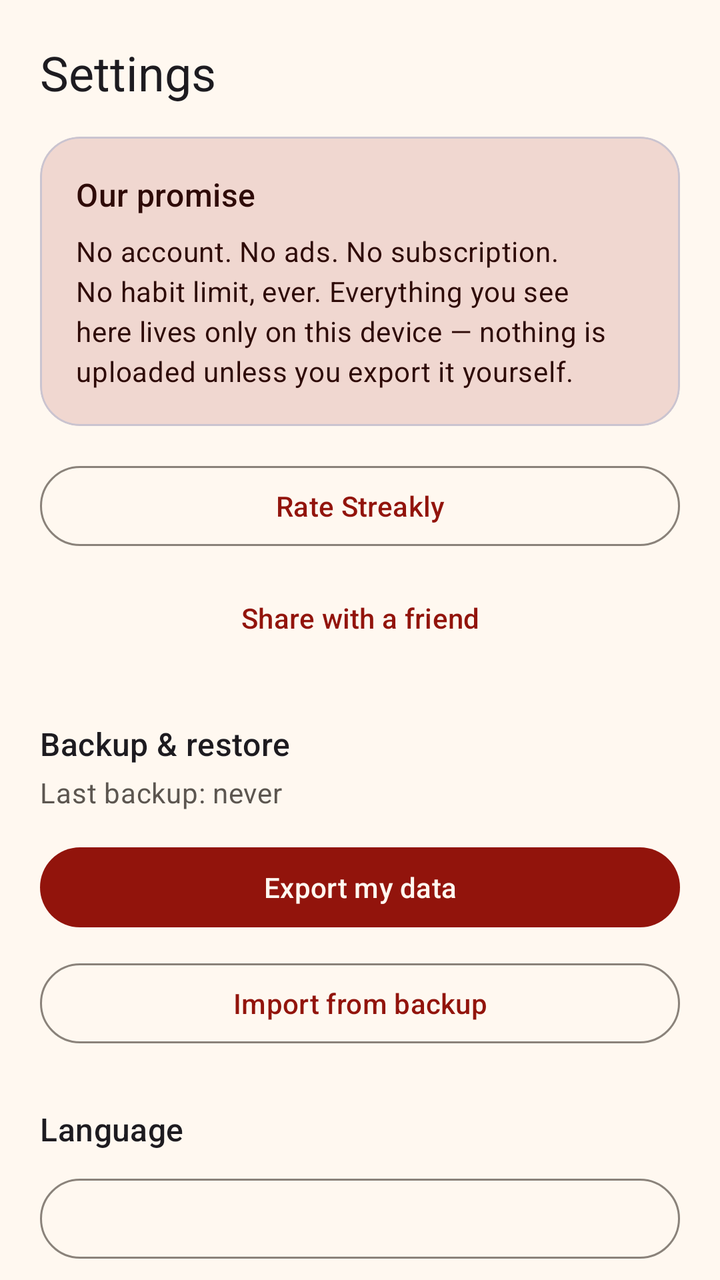
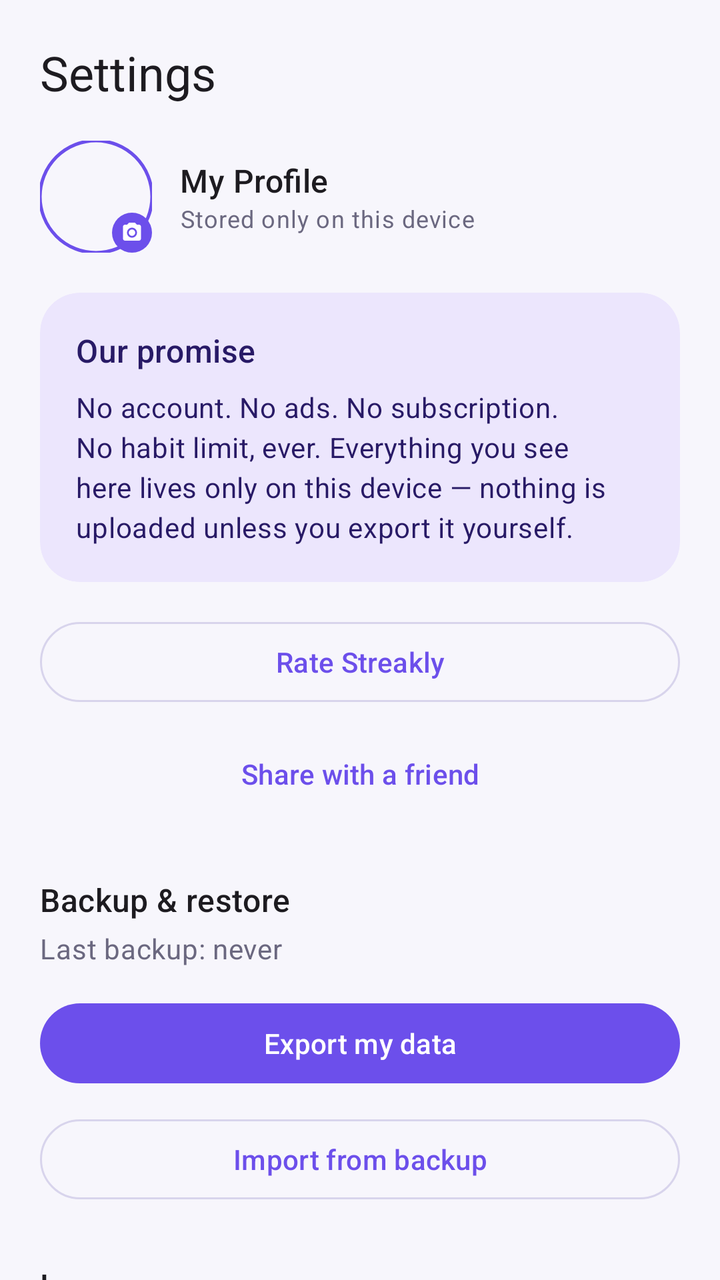

Compare the two renders of this Android layout. The source of the first and the diff that turns it into the second are given below.
<!-- AndroidManifest.xml: application theme Theme.Streakly -->
<!-- res/layout/fragment_settings.xml -->
<?xml version="1.0" encoding="utf-8"?>
<androidx.core.widget.NestedScrollView xmlns:android="http://schemas.android.com/apk/res/android"
    xmlns:app="http://schemas.android.com/apk/res-auto"
    android:layout_width="match_parent"
    android:layout_height="match_parent"
    android:background="?attr/colorSurface">

    <LinearLayout
        android:layout_width="match_parent"
        android:layout_height="wrap_content"
        android:orientation="vertical"
        android:padding="20dp">

        <TextView
            style="?attr/textAppearanceHeadlineSmall"
            android:layout_width="wrap_content"
            android:layout_height="wrap_content"
            android:text="@string/nav_settings" />

        <com.google.android.material.card.MaterialCardView
            android:layout_width="match_parent"
            android:layout_height="wrap_content"
            android:layout_marginTop="16dp"
            app:cardCornerRadius="20dp"
            app:cardElevation="0dp"
            app:cardBackgroundColor="?attr/colorPrimaryContainer">

            <LinearLayout
                android:layout_width="match_parent"
                android:layout_height="wrap_content"
                android:orientation="vertical"
                android:padding="18dp">

                <TextView
                    style="?attr/textAppearanceTitleMedium"
                    android:textColor="?attr/colorOnPrimaryContainer"
                    android:layout_width="wrap_content"
                    android:layout_height="wrap_content"
                    android:text="@string/settings_promise_title" />

                <TextView
                    style="?attr/textAppearanceBodyMedium"
                    android:textColor="?attr/colorOnPrimaryContainer"
                    android:layout_width="wrap_content"
                    android:layout_height="wrap_content"
                    android:layout_marginTop="8dp"
                    android:text="@string/settings_promise_body" />
            </LinearLayout>
        </com.google.android.material.card.MaterialCardView>

        <com.google.android.material.button.MaterialButton
            android:id="@+id/btn_rate"
            style="@style/Widget.Material3.Button.OutlinedButton"
            android:layout_width="match_parent"
            android:layout_height="wrap_content"
            android:layout_marginTop="16dp"
            android:text="@string/rate_app_action" />

        <com.google.android.material.button.MaterialButton
            android:id="@+id/btn_share"
            style="@style/Widget.Material3.Button.TextButton"
            android:layout_width="match_parent"
            android:layout_height="wrap_content"
            android:layout_marginTop="8dp"
            android:text="@string/share_app_action" />

        <TextView
            style="?attr/textAppearanceTitleMedium"
            android:layout_width="wrap_content"
            android:layout_height="wrap_content"
            android:layout_marginTop="28dp"
            android:text="@string/settings_backup_title" />

        <TextView
            android:id="@+id/last_backup_text"
            style="?attr/textAppearanceBodyMedium"
            android:textColor="?attr/colorOnSurfaceVariant"
            android:layout_width="wrap_content"
            android:layout_height="wrap_content"
            android:layout_marginTop="4dp"
            android:text="@string/settings_last_backup_never" />

        <com.google.android.material.button.MaterialButton
            android:id="@+id/btn_export"
            android:layout_width="match_parent"
            android:layout_height="wrap_content"
            android:layout_marginTop="14dp"
            android:text="@string/settings_export" />

        <com.google.android.material.button.MaterialButton
            android:id="@+id/btn_import"
            style="@style/Widget.Material3.Button.OutlinedButton"
            android:layout_width="match_parent"
            android:layout_height="wrap_content"
            android:layout_marginTop="10dp"
            android:text="@string/settings_import" />

        <TextView
            style="?attr/textAppearanceTitleMedium"
            android:layout_width="wrap_content"
            android:layout_height="wrap_content"
            android:layout_marginTop="28dp"
            android:text="@string/settings_language_title" />

        <com.google.android.material.button.MaterialButton
            android:id="@+id/btn_language"
            style="@style/Widget.Material3.Button.OutlinedButton"
            android:layout_width="match_parent"
            android:layout_height="wrap_content"
            android:layout_marginTop="10dp" />

        <TextView
            style="?attr/textAppearanceTitleMedium"
            android:layout_width="wrap_content"
            android:layout_height="wrap_content"
            android:layout_marginTop="28dp"
            android:text="@string/settings_theme_title" />

        <com.google.android.material.button.MaterialButton
            android:id="@+id/btn_theme"
            style="@style/Widget.Material3.Button.OutlinedButton"
            android:layout_width="match_parent"
            android:layout_height="wrap_content"
            android:layout_marginTop="10dp" />

        <TextView
            style="?attr/textAppearanceTitleMedium"
            android:layout_width="wrap_content"
            android:layout_height="wrap_content"
            android:layout_marginTop="28dp"
            android:text="@string/settings_about_title" />

        <TextView
            android:id="@+id/about_version_text"
            style="?attr/textAppearanceBodyMedium"
            android:textColor="?attr/colorOnSurfaceVariant"
            android:layout_width="wrap_content"
            android:layout_height="wrap_content"
            android:layout_marginTop="4dp" />

    </LinearLayout>
</androidx.core.widget.NestedScrollView>
<!-- resources referenced by this layout -->
<resources>
  <style name="Theme.Streakly" parent="Theme.Material3.DayNight.NoActionBar">
          <item name="colorPrimary">@color/md_primary</item>
          <item name="colorOnPrimary">@color/md_on_primary</item>
          <item name="colorPrimaryContainer">@color/md_primary_container</item>
          <item name="colorOnPrimaryContainer">@color/md_on_primary_container</item>
  
          <item name="colorSecondary">@color/md_secondary</item>
          <item name="colorSecondaryContainer">@color/md_secondary_container</item>
  
          <item name="android:colorBackground">@color/md_background</item>
          <item name="colorSurface">@color/md_surface</item>
          <item name="colorSurfaceVariant">@color/md_surface_variant</item>
          <item name="colorSurfaceContainer">@color/md_surface_container</item>
          <item name="colorOnSurface">@color/md_on_surface</item>
          <item name="colorOnSurfaceVariant">@color/md_on_surface_variant</item>
          <item name="colorOutline">@color/md_outline</item>
  
          <item name="android:statusBarColor" tools:targetApi="21">@android:color/transparent</item>
          <item name="android:navigationBarColor" tools:targetApi="21">@android:color/transparent</item>
          <item name="android:windowLightStatusBar" tools:targetApi="23">true</item>
      </style>
  <color name="md_primary">#92140C</color>
  <color name="md_on_primary">#FFF8F0</color>
  <color name="md_primary_container">#F0D7D0</color>
  <color name="md_on_primary_container">#2E0A07</color>
  <color name="md_secondary">#1E1E24</color>
  <color name="md_secondary_container">#E4E3E6</color>
  <color name="md_background">#FFF8F0</color>
  <color name="md_surface">#FFF8F0</color>
  <color name="md_surface_variant">#EAE6E3</color>
  <color name="md_surface_container">#F2ECE8</color>
  <color name="md_on_surface">#1E1E24</color>
  <color name="md_on_surface_variant">#5C5650</color>
  <color name="md_outline">#8A827A</color>
  <!-- unchanged entries left out for length: 12 -->
</resources>

<!-- the commit's change to res/layout/fragment_settings.xml (unified diff, before → after) -->
@@ -3,13 +3,14 @@
     xmlns:app="http://schemas.android.com/apk/res-auto"
     android:layout_width="match_parent"
     android:layout_height="match_parent"
-    android:background="?attr/colorSurface">
+    android:background="?android:attr/colorBackground">
 
     <LinearLayout
         android:layout_width="match_parent"
         android:layout_height="wrap_content"
         android:orientation="vertical"
-        android:padding="20dp">
+        android:padding="20dp"
+        android:paddingBottom="96dp">
 
         <TextView
             style="?attr/textAppearanceHeadlineSmall"
@@ -17,12 +18,66 @@
             android:layout_height="wrap_content"
             android:text="@string/nav_settings" />
 
+        <LinearLayout
+            android:layout_width="match_parent"
+            android:layout_height="wrap_content"
+            android:orientation="horizontal"
+            android:gravity="center_vertical"
+            android:layout_marginTop="18dp">
+
+            <FrameLayout
+                android:layout_width="56dp"
+                android:layout_height="56dp">
+
+                <com.google.android.material.imageview.ShapeableImageView
+                    android:id="@+id/settings_avatar"
+                    android:layout_width="56dp"
+                    android:layout_height="56dp"
+                    android:scaleType="centerCrop"
+                    android:clickable="true"
+                    android:focusable="true"
+                    android:background="?attr/selectableItemBackgroundBorderless"
+                    app:shapeAppearanceOverlay="@style/ShapeAppearance.Material3.Corner.Full"
+                    app:strokeColor="?attr/colorPrimary"
+                    app:strokeWidth="1.5dp" />
+
+                <ImageView
+                    android:layout_width="20dp"
+                    android:layout_height="20dp"
+                    android:layout_gravity="bottom|end"
+                    android:background="@drawable/bg_circle_filled_primary"
+                    android:padding="4dp"
+                    android:src="@drawable/ic_camera"
+                    app:tint="@color/white"
+                    android:contentDescription="@string/settings_profile_name" />
+            </FrameLayout>
+
+            <LinearLayout
+                android:layout_width="0dp"
+                android:layout_height="wrap_content"
+                android:layout_weight="1"
+                android:layout_marginStart="14dp"
+                android:orientation="vertical">
+
+                <TextView
+                    style="?attr/textAppearanceTitleMedium"
+                    android:layout_width="wrap_content"
+                    android:layout_height="wrap_content"
+                    android:text="@string/settings_profile_name" />
+
+                <TextView
+                    style="?attr/textAppearanceBodySmall"
+                    android:textColor="?attr/colorOnSurfaceVariant"
+                    android:layout_width="wrap_content"
+                    android:layout_height="wrap_content"
+                    android:text="@string/settings_profile_subtitle" />
+            </LinearLayout>
+        </LinearLayout>
+
         <com.google.android.material.card.MaterialCardView
             android:layout_width="match_parent"
             android:layout_height="wrap_content"
-            android:layout_marginTop="16dp"
-            app:cardCornerRadius="20dp"
-            app:cardElevation="0dp"
+            android:layout_marginTop="20dp"
             app:cardBackgroundColor="?attr/colorPrimaryContainer">
 
             <LinearLayout
<!-- resource entries referenced after the edit -->
@@ -1,5 +1,25 @@
 <!-- resources referenced by this layout -->
 <resources>
+  <color name="white">#FFFFFF</color>
+  <!-- drawable bg_circle_filled_primary (drawable) -->
+  <?xml version="1.0" encoding="utf-8"?>
+  <shape xmlns:android="http://schemas.android.com/apk/res/android"
+      android:shape="oval">
+      <solid android:color="?attr/colorPrimary" />
+  </shape>
+  <!-- drawable ic_camera (drawable) -->
+  <?xml version="1.0" encoding="utf-8"?>
+  <vector xmlns:android="http://schemas.android.com/apk/res/android"
+      android:width="24dp"
+      android:height="24dp"
+      android:viewportWidth="24"
+      android:viewportHeight="24">
+      <path
+          android:fillColor="#FF000000"
+          android:pathData="M12,15.2c1.77,0 3.2,-1.43 3.2,-3.2s-1.43,-3.2 -3.2,-3.2 -3.2,1.43 -3.2,3.2 1.43,3.2 3.2,3.2zM9,2l-1.83,2L5,4c-1.1,0 -2,0.9 -2,2v12c0,1.1 0.9,2 2,2h14c1.1,0 2,-0.9 2,-2V6c0,-1.1 -0.9,-2 -2,-2h-2.17L15,2L9,2zM12,17c-2.76,0 -5,-2.24 -5,-5s2.24,-5 5,-5 5,2.24 5,5 -2.24,5 -5,5z" />
+  </vector>
+  <string name="settings_profile_name">My Profile</string>
+  <string name="settings_profile_subtitle">Stored only on this device</string>
   <style name="Theme.Streakly" parent="Theme.Material3.DayNight.NoActionBar">
           <item name="colorPrimary">@color/md_primary</item>
           <item name="colorOnPrimary">@color/md_on_primary</item>
@@ -17,23 +37,43 @@
           <item name="colorOnSurfaceVariant">@color/md_on_surface_variant</item>
           <item name="colorOutline">@color/md_outline</item>
   
+          <item name="bottomNavigationStyle">@style/Widget.Streakly.BottomNavigationView</item>
+          <item name="materialCardViewStyle">@style/Widget.Streakly.CardView</item>
+  
           <item name="android:statusBarColor" tools:targetApi="21">@android:color/transparent</item>
           <item name="android:navigationBarColor" tools:targetApi="21">@android:color/transparent</item>
           <item name="android:windowLightStatusBar" tools:targetApi="23">true</item>
       </style>
-  <color name="md_primary">#92140C</color>
-  <color name="md_on_primary">#FFF8F0</color>
-  <color name="md_primary_container">#F0D7D0</color>
-  <color name="md_on_primary_container">#2E0A07</color>
-  <color name="md_secondary">#1E1E24</color>
-  <color name="md_secondary_container">#E4E3E6</color>
-  <color name="md_background">#FFF8F0</color>
-  <color name="md_surface">#FFF8F0</color>
-  <color name="md_surface_variant">#EAE6E3</color>
-  <color name="md_surface_container">#F2ECE8</color>
-  <color name="md_on_surface">#1E1E24</color>
-  <color name="md_on_surface_variant">#5C5650</color>
-  <color name="md_outline">#8A827A</color>
+  <color name="md_primary">#6C4FEB</color>
+  <color name="md_on_primary">#FFFFFF</color>
+  <color name="md_primary_container">#ECE6FD</color>
+  <color name="md_on_primary_container">#281A66</color>
+  <color name="md_secondary">#4A4660</color>
+  <color name="md_secondary_container">#F1EEFB</color>
+  <color name="md_background">#F7F6FC</color>
+  <color name="md_surface">#FFFFFF</color>
+  <color name="md_surface_variant">#EFEBFB</color>
+  <color name="md_surface_container">#F5F3FC</color>
+  <color name="md_on_surface">#1C1B29</color>
+  <color name="md_on_surface_variant">#6B6880</color>
+  <color name="md_outline">#D8D4EC</color>
+  <style name="Widget.Streakly.BottomNavigationView" parent="Widget.Material3.BottomNavigationView">
+          <item name="android:background">?attr/colorSurface</item>
+          <item name="elevation">0dp</item>
+          <item name="itemIconTint">@color/bottom_nav_item_color</item>
+          <item name="itemTextColor">@color/bottom_nav_item_color</item>
+          <item name="itemActiveIndicatorStyle">@style/Widget.Streakly.BottomNavigationView.ActiveIndicator</item>
+          <item name="labelVisibilityMode">labeled</item>
+      </style>
+  <style name="Widget.Streakly.CardView" parent="Widget.Material3.CardView.Filled">
+          <item name="cardElevation">0dp</item>
+          <item name="cardCornerRadius">20dp</item>
+          <item name="strokeWidth">0dp</item>
+      </style>
+  <style name="Widget.Streakly.BottomNavigationView.ActiveIndicator" parent="Widget.Material3.BottomNavigationView.ActiveIndicator">
+          <item name="android:color">@color/bottom_nav_indicator</item>
+      </style>
+  <color name="bottom_nav_indicator">#ECE6FD</color>
   <!-- unchanged entries left out for length: 12 -->
 </resources>
 
